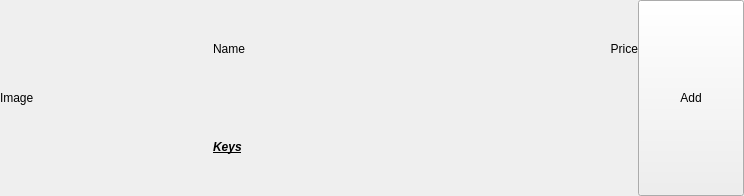
The window that dishitem.ui (TANG-Kai/menu) describes before a commit, drawn with Qt 5.
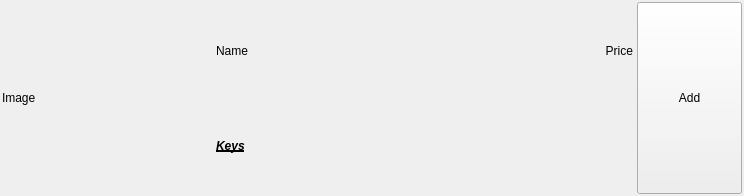
The same window after the commit.

What changed in the file:
```diff
--- a/dishitem.ui
+++ b/dishitem.ui
@@ -10,24 +10,30 @@
     <height>196</height>
    </rect>
   </property>
+  <property name="minimumSize">
+   <size>
+    <width>0</width>
+    <height>196</height>
+   </size>
+  </property>
   <property name="windowTitle">
    <string>Form</string>
   </property>
   <layout class="QHBoxLayout" name="horizontalLayout">
    <property name="spacing">
-    <number>0</number>
+    <number>2</number>
    </property>
    <property name="leftMargin">
-    <number>0</number>
+    <number>2</number>
    </property>
    <property name="topMargin">
-    <number>0</number>
+    <number>2</number>
    </property>
    <property name="rightMargin">
-    <number>0</number>
+    <number>2</number>
    </property>
    <property name="bottomMargin">
-    <number>0</number>
+    <number>2</number>
    </property>
    <item>
     <widget class="QLabel" name="lb_img">
@@ -52,19 +58,19 @@
      </property>
      <layout class="QVBoxLayout" name="verticalLayout">
       <property name="spacing">
-       <number>0</number>
+       <number>2</number>
       </property>
       <property name="leftMargin">
-       <number>0</number>
+       <number>2</number>
       </property>
       <property name="topMargin">
-       <number>0</number>
+       <number>2</number>
       </property>
       <property name="rightMargin">
-       <number>0</number>
+       <number>2</number>
       </property>
       <property name="bottomMargin">
-       <number>0</number>
+       <number>2</number>
       </property>
       <item>
        <widget class="QWidget" name="widget_2" native="true">
```
